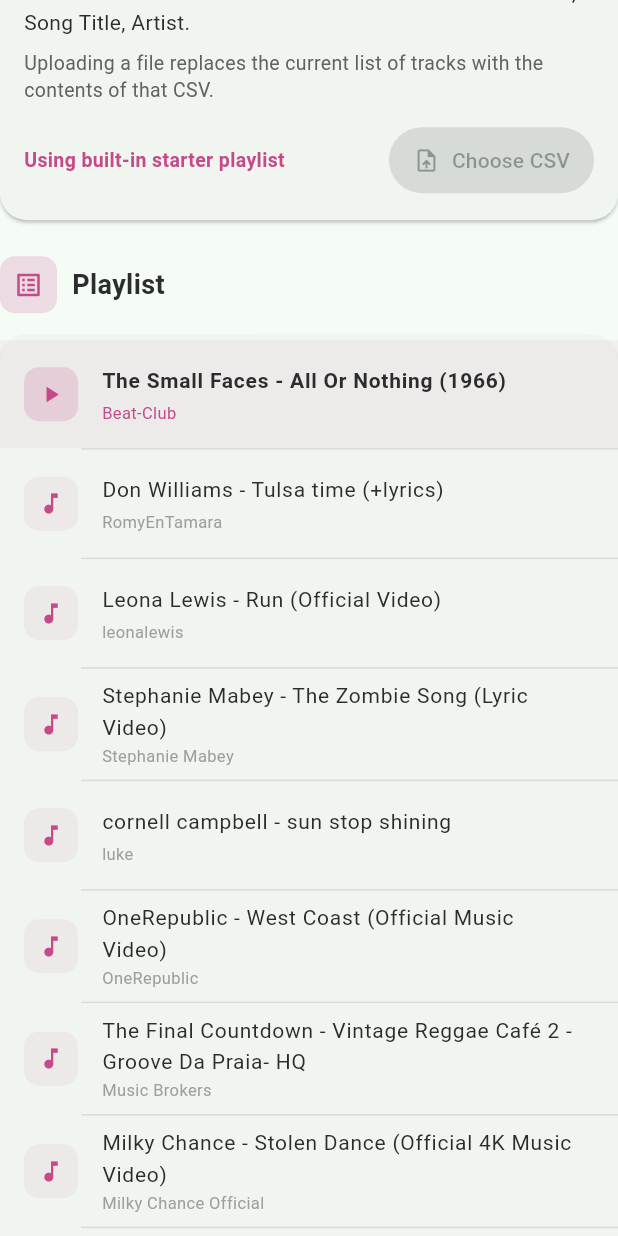
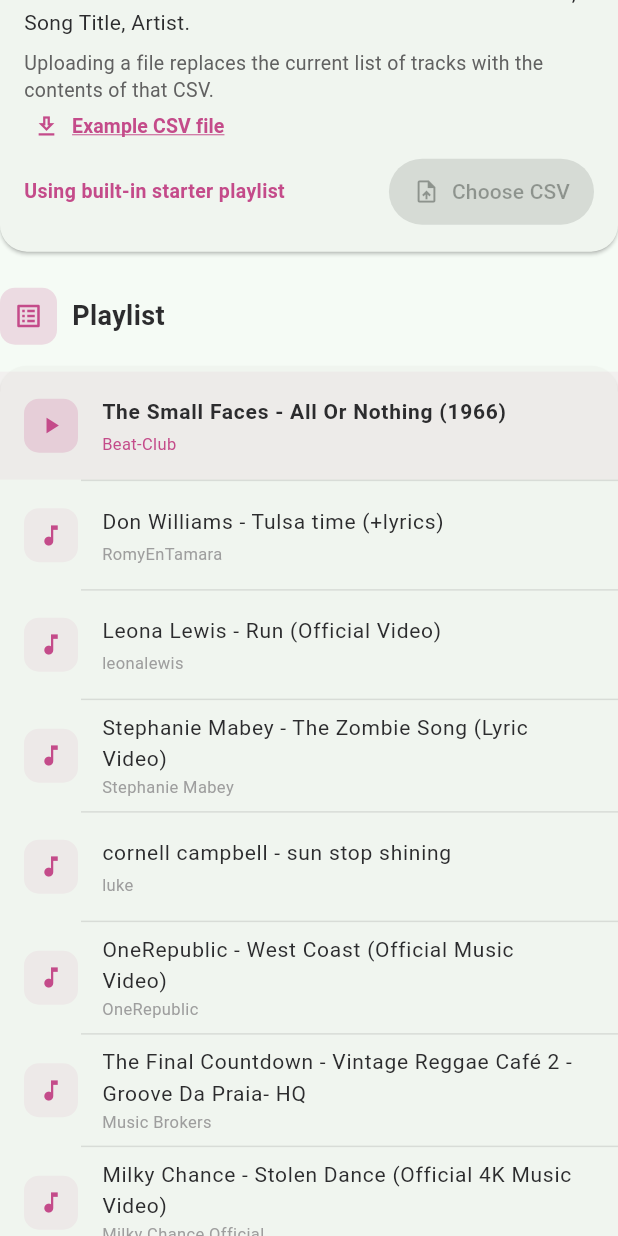
Before and after one commit to KierenPound/undercroft, a Flutter app: the _MySongsBody widget shown alone on an empty page, opened directly with empty values, scrolled down 576 dp, on a phone screen of 412 x 824 dp. Run offline on Flutter 3.47's test engine with Material 3 defaults, Android fonts, the phone set to English and light mode, and no system bars; our stand-ins replace file_picker, flutter_riverpod, go_router, image_picker, supabase_flutter, youtube_player_iframe; missing offline and left inert: pdfx; accounts and stored records are empty.

Commit message:
Add downloadable example playlist CSV
Track assets/data/test_video_list.csv and expose it from the Playlist CSV
card via an "Example CSV file" link that saves the bundled file through
FilePicker.saveFile (native save dialog on Android/iOS). The example uses
the same header the uploader validates, so it can be edited and re-uploaded
as-is. Hidden on web, where file_picker has no saveFile implementation.

```diff
--- a/lib/views/my_songs_view.dart
+++ b/lib/views/my_songs_view.dart
@@ -4,6 +4,7 @@
 import 'package:file_picker/file_picker.dart';
 import 'package:flutter/foundation.dart';
 import 'package:flutter/material.dart';
+import 'package:flutter/services.dart';
 import 'package:flutter_riverpod/flutter_riverpod.dart';
 import 'package:youtube_player_iframe/youtube_player_iframe.dart';
 
@@ -649,6 +650,35 @@
     }
   }
 
+  /// Saves the bundled example playlist CSV so the owner can edit and re-upload it.
+  Future<void> _downloadExampleCsv() async {
+    try {
+      final csv =
+          await rootBundle.loadString('assets/data/test_video_list.csv');
+      final savedPath = await FilePicker.platform.saveFile(
+        fileName: 'example_playlist.csv',
+        type: FileType.custom,
+        allowedExtensions: ['csv'],
+        bytes: Uint8List.fromList(utf8.encode(csv)),
+      );
+      if (!mounted) return;
+      ScaffoldMessenger.of(context).showSnackBar(
+        SnackBar(
+          content: Text(
+            savedPath == null
+                ? 'Example CSV download cancelled.'
+                : 'Example CSV saved.',
+          ),
+        ),
+      );
+    } catch (_) {
+      if (!mounted) return;
+      ScaffoldMessenger.of(context).showSnackBar(
+        const SnackBar(content: Text('Could not save the example CSV.')),
+      );
+    }
+  }
+
   int _randomNextIndex() {
     if (_tracks.length <= 1) return 0;
     int next;
@@ -978,7 +1008,33 @@
                 height: 1.4,
               ),
             ),
-            const SizedBox(height: 14),
+            if (!kIsWeb) ...[
+              const SizedBox(height: 6),
+              Align(
+                alignment: Alignment.centerLeft,
+                child: TextButton.icon(
+                  onPressed: _downloadExampleCsv,
+                  icon: Icon(Icons.download_outlined, size: 18, color: accent),
+                  label: Text(
+                    'Example CSV file',
+                    style: TextStyle(
+                      fontSize: 13,
+                      fontWeight: FontWeight.w600,
+                      color: accent,
+                      decoration: TextDecoration.underline,
+                      decorationColor: accent,
+                    ),
+                  ),
+                  style: TextButton.styleFrom(
+                    padding: const EdgeInsets.symmetric(horizontal: 6),
+                    minimumSize: Size.zero,
+                    tapTargetSize: MaterialTapTargetSize.shrinkWrap,
+                    visualDensity: VisualDensity.compact,
+                  ),
+                ),
+              ),
+            ],
+            const SizedBox(height: 10),
             Row(
               children: [
                 Expanded(
```
Also changed, not shown: assets/data/test_video_list.csv (added, +32 -0 lines).
